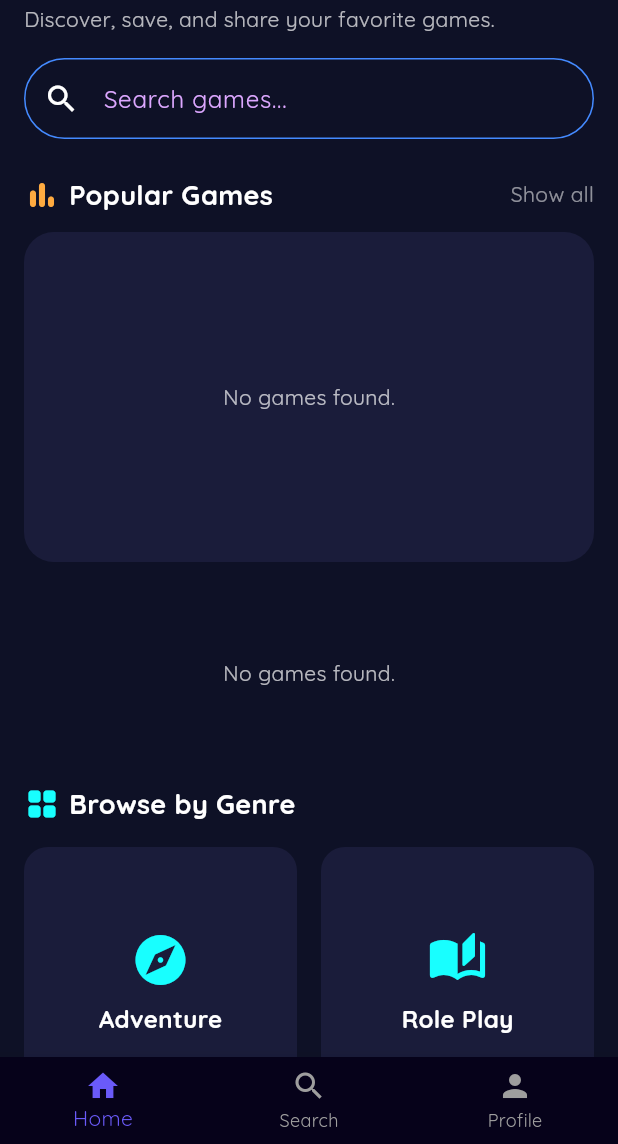
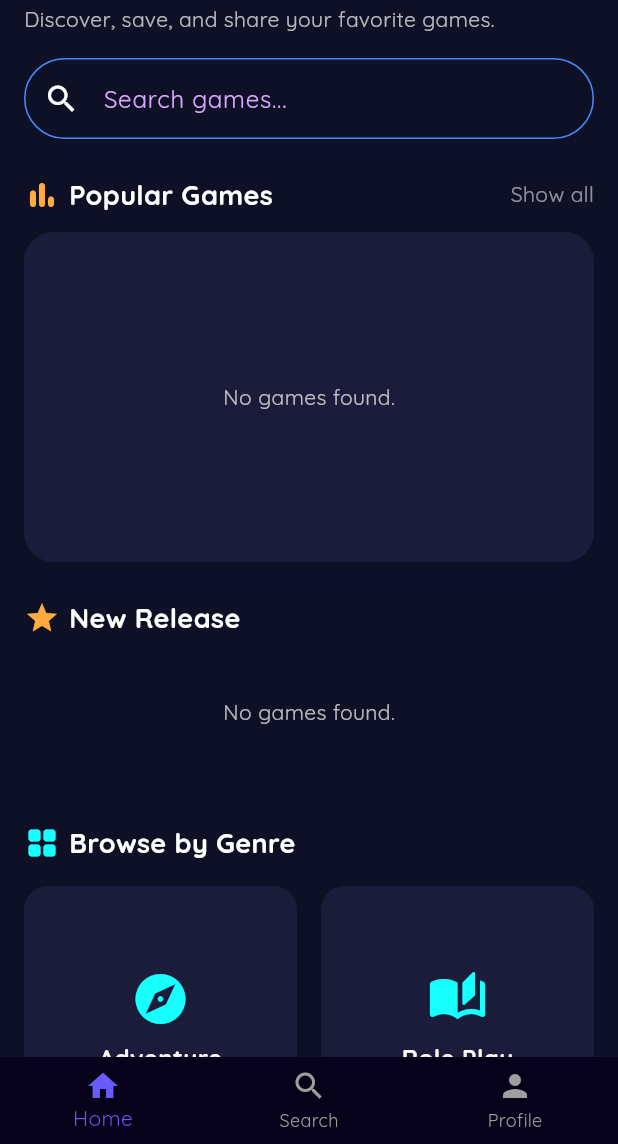
Before and after one commit to FernandoAntonius/ProyekPAB1, a Flutter app: the screen it shows after launch, on a phone screen of 412 x 824 dp, the part 92-1236 px from its top. Run offline on Flutter 3.47's test engine with Material 3 defaults, Android fonts, the phone set to English and light mode, and no system bars; our stand-ins replace cached_network_image, cloud_firestore, firebase_auth, firebase_core, geolocator, shared_preferences; missing offline and left inert: encrypt; accounts and stored records are empty.

Commit message:
New Release

```diff
--- a/gamepedia/lib/l10n/app_en.arb
+++ b/gamepedia/lib/l10n/app_en.arb
@@ -109,6 +109,7 @@
   "noGamesMatchFilters": "No games match the selected filters.",
   "noGamesFound": "No games found.",
   "popularGames": "Popular Games",
+  "newRelease": "New Release"
   "showAll": "Show all",
   "browseByGenre": "Browse by Genre",
   "browseByDevice": "Browse by Device",
--- a/gamepedia/lib/l10n/app_id.arb
+++ b/gamepedia/lib/l10n/app_id.arb
@@ -109,6 +109,7 @@
   "noGamesMatchFilters": "Tidak ada game yang cocok dengan filter yang dipilih.",
   "noGamesFound": "Tidak ada game ditemukan.",
   "popularGames": "Game Populer",
+  "newRelease": "Rilisan Terbaru"
   "showAll": "Tampilkan semua",
   "browseByGenre": "Jelajahi berdasarkan Genre",
   "browseByDevice": "Jelajahi berdasarkan Perangkat",
--- a/gamepedia/lib/l10n/app_ko.arb
+++ b/gamepedia/lib/l10n/app_ko.arb
@@ -109,6 +109,7 @@
   "noGamesMatchFilters": "선택한 필터에 일치하는 게임이 없습니다.",
   "noGamesFound": "게임을 찾을 수 없습니다.",
   "popularGames": "인기 게임",
+  "newRelease": "새로운 릴리스"
   "showAll": "모두 보기",
   "browseByGenre": "장르별 탐색",
   "browseByDevice": "기기별 탐색",
--- a/gamepedia/lib/l10n/app_localizations.dart
+++ b/gamepedia/lib/l10n/app_localizations.dart
@@ -751,6 +751,8 @@ abstract class AppLocalizations {
   /// **'Popular Games'**
   String get popularGames;
 
+  String get newRelease;
+
   /// No description provided for @showAll.
   ///
   /// In en, this message translates to:
--- a/gamepedia/lib/l10n/app_localizations_en.dart
+++ b/gamepedia/lib/l10n/app_localizations_en.dart
@@ -356,6 +356,9 @@ class AppLocalizationsEn extends AppLocalizations {
   String get popularGames => 'Popular Games';
 
   @override
+  String get newRelease => 'New Release';
+
+  @override
   String get showAll => 'Show all';
 
   @override
--- a/gamepedia/lib/l10n/app_localizations_id.dart
+++ b/gamepedia/lib/l10n/app_localizations_id.dart
@@ -356,6 +356,9 @@ class AppLocalizationsId extends AppLocalizations {
   String get popularGames => 'Game Populer';
 
   @override
+  String get newRelease => 'Rilis Baru';
+
+  @override
   String get showAll => 'Tampilkan semua';
 
   @override
--- a/gamepedia/lib/l10n/app_localizations_ko.dart
+++ b/gamepedia/lib/l10n/app_localizations_ko.dart
@@ -356,6 +356,9 @@ class AppLocalizationsKo extends AppLocalizations {
   String get popularGames => '인기 게임';
 
   @override
+  String get newRelease => '새로운 릴리스';
+
+  @override
   String get showAll => '모두 보기';
 
   @override
--- a/gamepedia/lib/screens/home_screen.dart
+++ b/gamepedia/lib/screens/home_screen.dart
@@ -236,7 +236,23 @@ class _HomeScreenState extends State<HomeScreen> {
                 ),
 
                 const SizedBox(height: 24),
-
+                Row(
+                  children: [
+                    const Icon(
+                      Icons.star,
+                      color: Colors.orangeAccent,
+                      ),
+                      const SizedBox(width: 6),
+                      Text(
+                        AppLocalizations.of(context)!.newRelease,
+                        style: const TextStyle(
+                          color: Colors.white,
+                          fontSize: 18,
+                          fontWeight: FontWeight.bold,
+                          ),
+                        ),
+                      ],
+                    ),
                 // SEARCHED / ALL GAMES LIST
                 StreamBuilder<List<Game>>(
                   stream: GameRepository.streamAllGames(),
```
